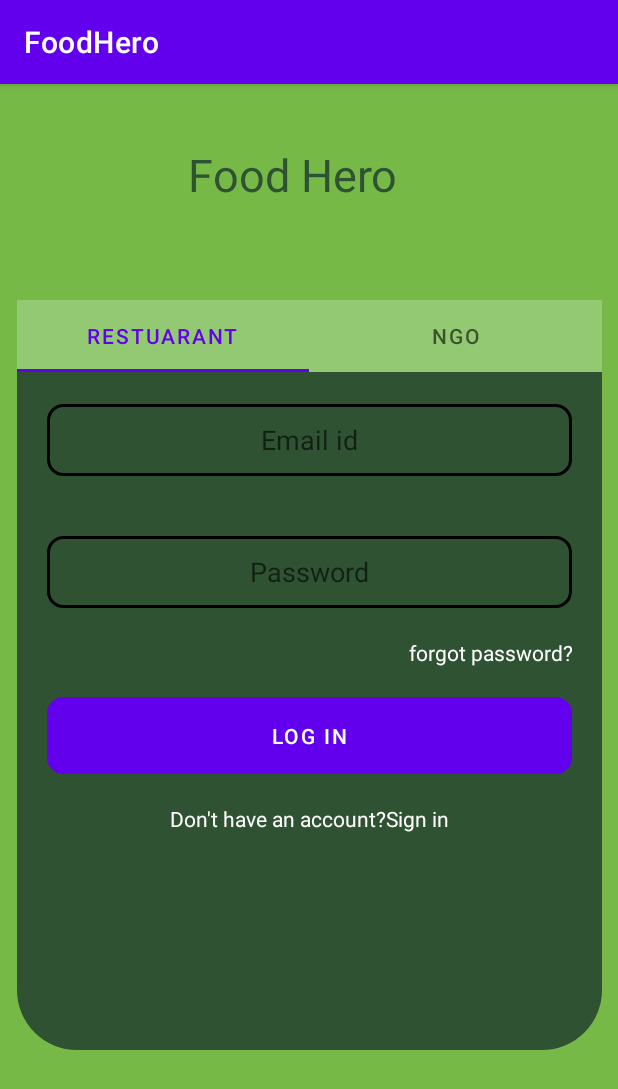
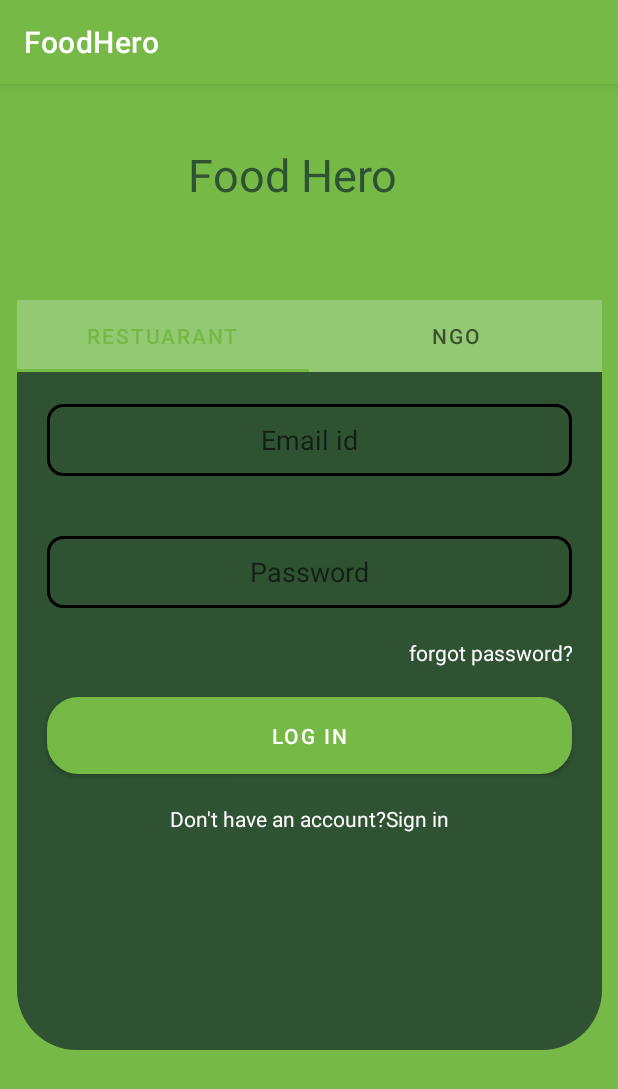
Before and after one commit to Hitenkhuman/Food-Hero-App, an Android app: the RestuarantLoginFragment screen opened directly, with no data from a screen before it, on a phone screen of 412 x 824 dp. Shown: the top 1089 px of the screen. Run offline under Robolectric (Android 15) with nearby library versions, the phone set to English and light mode, and no system bars.

Commit message:
color correction

```diff
--- a/app/src/main/java/com/example/foodhero/Fragment/Restaurant/HistoryFragment.java
+++ b/app/src/main/java/com/example/foodhero/Fragment/Restaurant/HistoryFragment.java
@@ -26,7 +26,6 @@ public class HistoryFragment extends Fragment {
 
 
 
-
     @Override
     public View onCreateView(LayoutInflater inflater, ViewGroup container,
                              Bundle savedInstanceState) {
--- /dev/null
+++ b/app/src/main/res/drawable/button_bg.xml
@@ -0,0 +1,6 @@
+<?xml version="1.0" encoding="utf-8"?>
+<shape xmlns:android="http://schemas.android.com/apk/res/android">
+<solid android:color="@color/green"></solid>
+    <corners android:radius="20dp"></corners>
+    <stroke android:color="@color/primary" android:width="2dp"></stroke>
+</shape>
--- a/app/src/main/res/layout/activity_restuarant_main.xml
+++ b/app/src/main/res/layout/activity_restuarant_main.xml
@@ -6,7 +6,6 @@
     android:layout_width="match_parent"
     android:layout_height="match_parent"
     tools:context=".RestuarantMain">
-
 
 
     <androidx.fragment.app.FragmentContainerView
--- a/app/src/main/res/layout/fragment_restuarant_login.xml
+++ b/app/src/main/res/layout/fragment_restuarant_login.xml
@@ -47,7 +47,7 @@
         android:layout_width="match_parent"
         android:layout_height="wrap_content"
         android:layout_margin="20dp"
-        android:background="@drawable/input_bg"
+        android:background="@drawable/button_bg"
         android:padding="10dp"
         android:text="Log in" />
 
--- a/app/src/main/res/values/colors.xml
+++ b/app/src/main/res/values/colors.xml
@@ -1,10 +1,10 @@
 <?xml version="1.0" encoding="utf-8"?>
 <resources>
-    <color name="purple_200">#FFBB86FC</color>
-    <color name="purple_500">#FF6200EE</color>
-    <color name="purple_700">#FF3700B3</color>
-    <color name="teal_200">#FF03DAC5</color>
-    <color name="teal_700">#FF018786</color>
+<!--    <color name="purple_200">#FFBB86FC</color>-->
+<!--    <color name="purple_500">#FF6200EE</color>-->
+<!--    <color name="purple_700">#FF3700B3</color>-->
+<!--    <color name="teal_200">#FF03DAC5</color>-->
+<!--    <color name="teal_700">#FF018786</color>-->
     <color name="black">#FF000000</color>
     <color name="white">#FFFFFFFF</color>
     <color name="primary">#76B947</color>
--- a/app/src/main/res/values/themes.xml
+++ b/app/src/main/res/values/themes.xml
@@ -2,12 +2,12 @@
     <!-- Base application theme. -->
     <style name="Theme.FoodHero" parent="Theme.MaterialComponents.DayNight.DarkActionBar">
         <!-- Primary brand color. -->
-        <item name="colorPrimary">@color/purple_500</item>
-        <item name="colorPrimaryVariant">@color/purple_700</item>
+        <item name="colorPrimary">@color/primary</item>
+        <item name="colorPrimaryVariant">@color/green</item>
         <item name="colorOnPrimary">@color/white</item>
         <!-- Secondary brand color. -->
-        <item name="colorSecondary">@color/teal_200</item>
-        <item name="colorSecondaryVariant">@color/teal_700</item>
+        <item name="colorSecondary">@color/ligth_green</item>
+        <item name="colorSecondaryVariant">@color/secondary</item>
         <item name="colorOnSecondary">@color/black</item>
         <!-- Status bar color. -->
         <item name="android:statusBarColor" tools:targetApi="l">?attr/colorPrimaryVariant</item>
```
